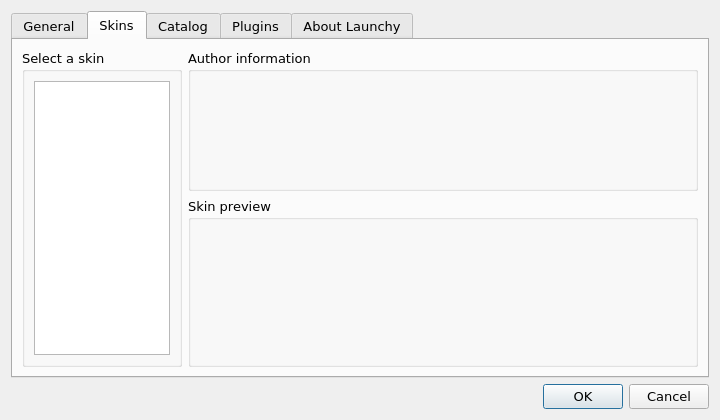
Qt form src/options.ui (samsonwang/LaunchyQt) before a commit.
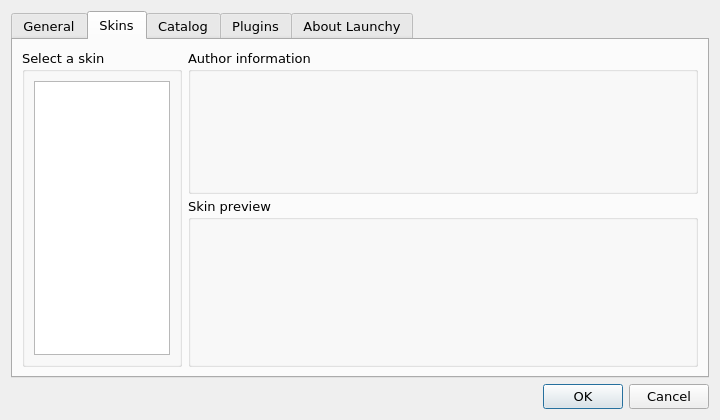
The same form after that commit. The open tabs and pages were chosen to show the change. Icons and pictures are not drawn. Custom widgets are drawn as their Qt base class.

What changed in the file:
```diff
--- a/src/options.ui
+++ b/src/options.ui
@@ -806,6 +806,9 @@
        </item>
        <item>
         <layout class="QVBoxLayout" name="verticalLayout_7">
+         <property name="spacing">
+          <number>3</number>
+         </property>
          <item>
           <widget class="QGroupBox" name="groupBox_8">
            <property name="minimumSize">
@@ -818,6 +821,21 @@
             <string>Author information</string>
            </property>
            <layout class="QHBoxLayout" name="horizontalLayout_6">
+            <property name="spacing">
+             <number>3</number>
+            </property>
+            <property name="leftMargin">
+             <number>9</number>
+            </property>
+            <property name="topMargin">
+             <number>3</number>
+            </property>
+            <property name="rightMargin">
+             <number>3</number>
+            </property>
+            <property name="bottomMargin">
+             <number>3</number>
+            </property>
             <item>
              <widget class="QLabel" name="authorInfo">
               <property name="sizePolicy">
@@ -857,7 +875,7 @@
               <property name="minimumSize">
                <size>
                 <width>0</width>
-                <height>116</height>
+                <height>0</height>
                </size>
               </property>
               <property name="text">
```
Left out of the diff: 30 changed lines with no effect on the pictures.
